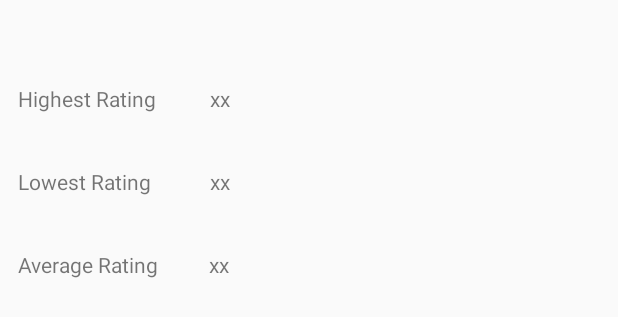
After one commit to cui00053/AndroidProject, an Android app: the layout movie_statistics.xml on its own in the app's theme, with its tools: preview values and no code run, on a phone screen of 412 x 824 dp. The commit adds this screen. Shown: the top 317 px of the screen. Run offline under Robolectric (Android 15) with nearby library versions, the phone set to English and light mode, and no system bars.

Commit message:
Finished Movie Information Activity.

```diff
--- a/app/src/main/res/layout/activity_movie_poster.xml
+++ b/app/src/main/res/layout/activity_movie_poster.xml
@@ -5,13 +5,13 @@
     android:layout_width="match_parent"
     android:layout_height="match_parent"
     android:orientation="vertical"
-    tools:context="com.example.jihon.cst2335_final_project.MoviePoster"
+    tools:context="com.example.jihon.cst2335_final_project.MovieDetails"
     android:id="@+id/moviePoster">
     <ImageView
         android:id="@+id/posterImageView"
         android:layout_width="300dp"
         android:layout_height="400dp"
-        android:layout_marginLeft="18dp"
+        android:layout_marginLeft="15dp"
         android:layout_marginTop="24dp"/>
 
     <Button
--- /dev/null
+++ b/app/src/main/res/layout/movie_statistics.xml
@@ -0,0 +1,66 @@
+<?xml version="1.0" encoding="utf-8"?>
+<RelativeLayout
+    xmlns:android="http://schemas.android.com/apk/res/android" android:layout_width="match_parent"
+    android:layout_height="match_parent">
+
+
+    <TextView
+        android:id="@+id/movie_maxRating_label"
+        android:layout_width="wrap_content"
+        android:layout_height="wrap_content"
+        android:layout_alignParentStart="true"
+        android:layout_alignParentTop="true"
+        android:layout_marginStart="12dp"
+        android:layout_marginTop="56dp"
+        android:text="@string/movie_maxRating_label" />
+
+    <TextView
+        android:id="@+id/movie_maxRating_value"
+        android:layout_width="wrap_content"
+        android:layout_height="wrap_content"
+        android:layout_marginStart="36dp"
+        android:layout_marginTop="56dp"
+        android:layout_toEndOf="@+id/movie_maxRating_label"
+        android:text="xx" />
+
+    <TextView
+        android:id="@+id/movie_minRating_label"
+        android:layout_width="wrap_content"
+        android:layout_height="wrap_content"
+        android:layout_below="@+id/movie_maxRating_label"
+        android:layout_marginStart="12dp"
+        android:layout_marginTop="36dp"
+        android:text="@string/movie_minRating_label" />
+
+    <TextView
+        android:id="@+id/movie_minRating_value"
+        android:layout_width="wrap_content"
+        android:layout_height="wrap_content"
+        android:layout_below="@+id/movie_maxRating_value"
+        android:layout_toEndOf="@+id/movie_minRating_label"
+        android:layout_marginStart="39dp"
+        android:layout_marginTop="36dp"
+        android:text="xx" />
+
+    <TextView
+        android:id="@+id/movie_avgRating_label"
+        android:layout_width="wrap_content"
+        android:layout_height="wrap_content"
+        android:layout_below="@+id/movie_minRating_label"
+        android:layout_marginTop="36dp"
+        android:layout_marginStart="12dp"
+        android:text="@string/movie_avgRating_label" />
+
+    <TextView
+        android:id="@+id/movie_avgRating_value"
+        android:layout_width="wrap_content"
+        android:layout_height="wrap_content"
+        android:layout_below="@+id/movie_minRating_value"
+        android:layout_toEndOf="@+id/movie_avgRating_label"
+        android:layout_marginStart="34dp"
+        android:layout_marginTop="36dp"
+        android:layout_marginEnd="12dp"
+        android:layout_marginBottom="26dp"
+        android:text="xx" />
+
+</RelativeLayout>
--- a/app/src/main/res/values/strings.xml
+++ b/app/src/main/res/values/strings.xml
@@ -27,4 +27,7 @@
     <string name="aboutMessageMovie">Version 1, developed by Chenxiao Cui</string>
     <string name="movie_download_button">download</string>
     <string name="movie_detail_viewPoster">View Poster</string>
+    <string name="movie_maxRating_label">Highest Rating</string>
+    <string name="movie_minRating_label">Lowest Rating</string>
+    <string name="movie_avgRating_label">Average Rating</string>
 </resources>
```
